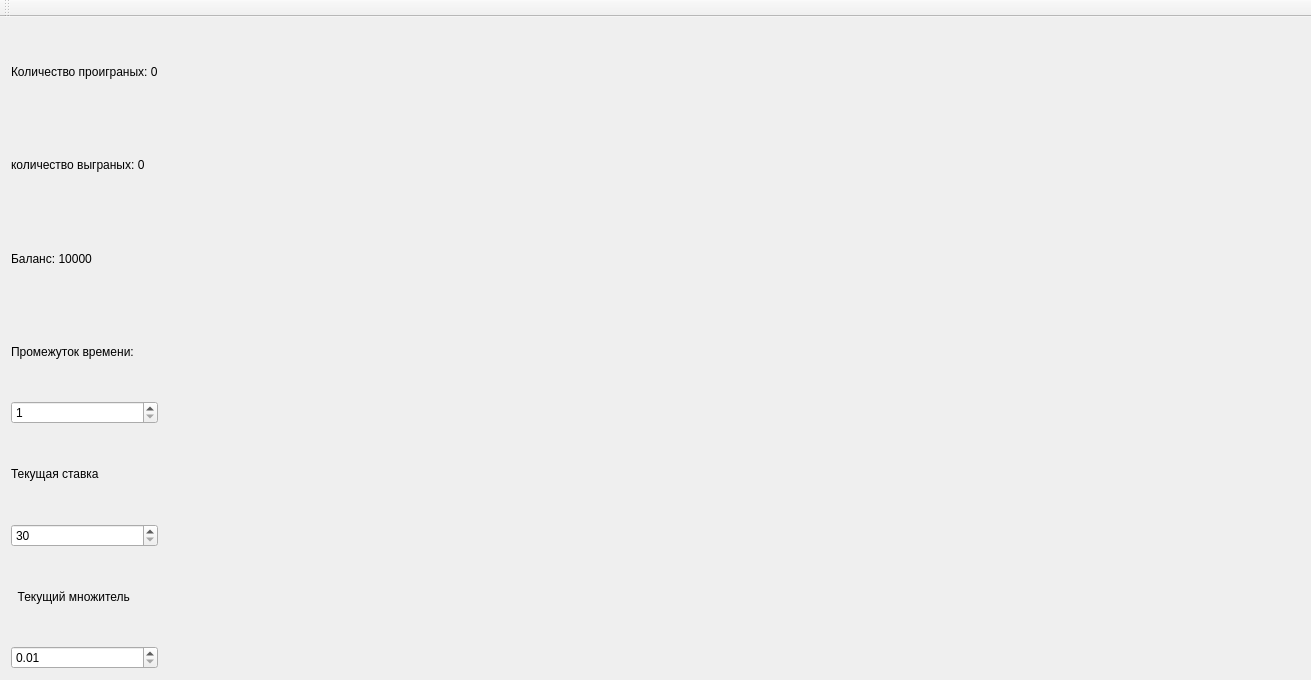
Qt form mainwindow.ui (Ffetta/traid) before a commit.
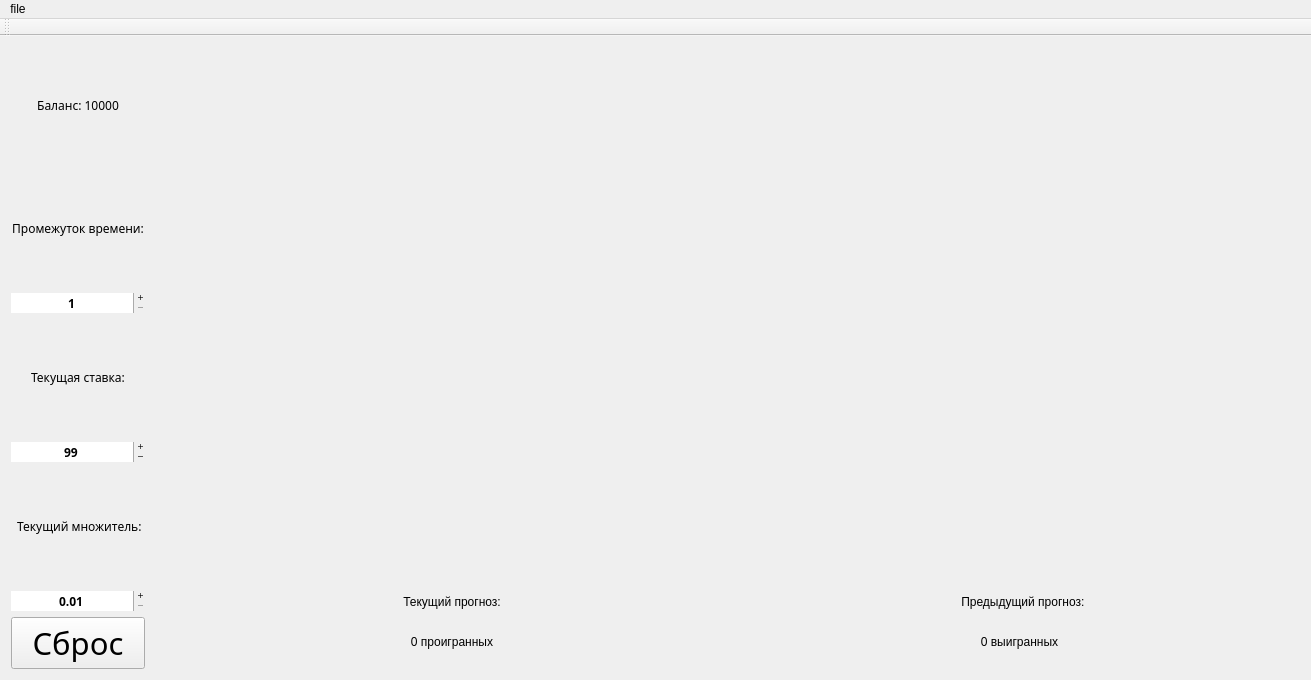
The same form after that commit.

What changed in the file:
```diff
--- a/mainwindow.ui
+++ b/mainwindow.ui
@@ -17,31 +17,25 @@
    <layout class="QGridLayout" name="gridLayout">
     <item row="1" column="1">
      <layout class="QGridLayout" name="gridLayout_2">
-      <item row="3" column="1" colspan="2">
-       <spacer name="horizontalSpacer">
-        <property name="orientation">
-         <enum>Qt::Horizontal</enum>
+      <item row="4" column="1">
+       <widget class="QLabel" name="label_4">
+        <property name="text">
+         <string>0 проигранных</string>
         </property>
-        <property name="sizeHint" stdset="0">
-         <size>
-          <width>40</width>
-          <height>20</height>
-         </size>
+        <property name="alignment">
+         <set>Qt::AlignCenter</set>
         </property>
-       </spacer>
+       </widget>
       </item>
-      <item row="1" column="2">
-       <spacer name="horizontalSpacer_3">
-        <property name="orientation">
-         <enum>Qt::Horizontal</enum>
+      <item row="3" column="2">
+       <widget class="QLabel" name="label">
+        <property name="text">
+         <string/>
         </property>
-        <property name="sizeHint" stdset="0">
-         <size>
-          <width>40</width>
-          <height>20</height>
-         </size>
+        <property name="alignment">
+         <set>Qt::AlignCenter</set>
         </property>
-       </spacer>
+       </widget>
       </item>
       <item row="1" column="1">
        <spacer name="horizontalSpacer_2">
@@ -56,6 +50,19 @@
         </property>
        </spacer>
       </item>
+      <item row="1" column="2">
+       <spacer name="horizontalSpacer_3">
+        <property name="orientation">
+         <enum>Qt::Horizontal</enum>
+        </property>
+        <property name="sizeHint" stdset="0">
+         <size>
+          <width>40</width>
+          <height>20</height>
+         </size>
+        </property>
+       </spacer>
+      </item>
       <item row="0" column="1" colspan="2">
        <widget class="QLabel" name="label_3">
         <property name="text">
@@ -63,71 +70,235 @@
         </property>
        </widget>
       </item>
+      <item row="3" column="1">
+       <widget class="QLabel" name="label_2">
+        <property name="text">
+         <string/>
+        </property>
+        <property name="alignment">
+         <set>Qt::AlignCenter</set>
+        </property>
+       </widget>
+      </item>
+      <item row="0" column="0">
+       <spacer name="verticalSpacer">
+        <property name="orientation">
+         <enum>Qt::Vertical</enum>
+        </property>
+        <property name="sizeHint" stdset="0">
+         <size>
+          <width>20</width>
+          <height>40</height>
+         </size>
+        </property>
+       </spacer>
+      </item>
+      <item row="5" column="1" colspan="2">
+       <spacer name="horizontalSpacer">
+        <property name="orientation">
+         <enum>Qt::Horizontal</enum>
+        </property>
+        <property name="sizeHint" stdset="0">
+         <size>
+          <width>40</width>
+          <height>20</height>
+         </size>
+        </property>
+       </spacer>
+      </item>
       <item row="2" column="2">
-       <widget class="QLabel" name="label">
+       <widget class="QLabel" name="label_11">
         <property name="text">
-         <string/>
+         <string>  Предыдущий прогноз:</string>
+        </property>
+        <property name="alignment">
+         <set>Qt::AlignCenter</set>
         </property>
        </widget>
       </item>
       <item row="2" column="1">
-       <widget class="QLabel" name="label_2">
-        <property name="text">
-         <string/>
+       <widget class="QLabel" name="label_10">
+        <property name="frameShadow">
+         <enum>QFrame::Plain</enum>
         </property>
-       </widget>
-      </item>
-     </layout>
-    </item>
-    <item row="1" column="0">
-     <layout class="QVBoxLayout" name="verticalLayout">
-      <item>
-       <widget class="QLabel" name="label_4">
         <property name="text">
-         <string>Количество проиграных: 0</string>
+         <string>Текущий прогноз:</string>
         </property>
+        <property name="scaledContents">
+         <bool>false</bool>
+        </property>
+        <property name="alignment">
+         <set>Qt::AlignCenter</set>
+        </property>
        </widget>
       </item>
-      <item>
+      <item row="4" column="2">
        <widget class="QLabel" name="label_5">
         <property name="text">
-         <string>количество выграных: 0</string>
+         <string>0 выигранных</string>
+        </property>
+        <property name="alignment">
+         <set>Qt::AlignCenter</set>
         </property>
        </widget>
       </item>
-      <item>
-       <widget class="QLabel" name="label_6">
+     </layout>
+    </item>
+    <item row="1" column="0">
+     <layout class="QGridLayout" name="gridLayout_4">
+      <item row="8" column="0">
+       <widget class="QPushButton" name="pushButton">
+        <property name="font">
+         <font>
+          <family>Yandex-UI-Icons-Private</family>
+          <pointsize>23</pointsize>
+         </font>
+        </property>
+        <property name="focusPolicy">
+         <enum>Qt::ClickFocus</enum>
+        </property>
+        <property name="inputMethodHints">
+         <set>Qt::ImhNone</set>
+        </property>
         <property name="text">
-         <string>Баланс: 10000</string>
+         <string>Сброс</string>
         </property>
+        <property name="checkable">
+         <bool>false</bool>
+        </property>
+        <property name="checked">
+         <bool>false</bool>
+        </property>
+        <property name="autoDefault">
+         <bool>true</bool>
+        </property>
+        <property name="flat">
+         <bool>false</bool>
+        </property>
        </widget>
       </item>
-      <item>
+      <item row="7" column="0">
+       <widget class="QDoubleSpinBox" name="doubleSpinBox">
+        <property name="enabled">
+         <bool>true</bool>
+        </property>
+        <property name="font">
+         <font>
+          <family>Yandex-UI-Icons-Private</family>
+          <weight>75</weight>
+          <bold>true</bold>
+         </font>
+        </property>
+        <property name="wrapping">
+         <bool>false</bool>
+        </property>
+        <property name="frame">
+         <bool>false</bool>
+        </property>
+        <property name="alignment">
+         <set>Qt::AlignCenter</set>
+        </property>
+        <property name="buttonSymbols">
+         <enum>QAbstractSpinBox::PlusMinus</enum>
+        </property>
+        <property name="keyboardTracking">
+         <bool>false</bool>
+        </property>
+        <property name="minimum">
+         <double>0.010000000000000</double>
+        </property>
+        <property name="maximum">
+         <double>0.990000000000000</double>
+        </property>
+        <property name="singleStep">
+         <double>0.010000000000000</double>
+        </property>
+       </widget>
+      </item>
+      <item row="1" column="0">
        <widget class="QLabel" name="label_9">
+        <property name="font">
+         <font>
+          <family>Yandex-UI-Icons-Private</family>
+         </font>
+        </property>
         <property name="text">
          <string>Промежуток времени:</string>
         </property>
-       </widget>
-      </item>
-      <item>
-       <widget class="QSpinBox" name="spinBox_2">
-        <property name="minimum">
-         <number>1</number>
+        <property name="alignment">
+         <set>Qt::AlignCenter</set>
         </property>
-        <property name="maximum">
-         <number>3600</number>
-        </property>
        </widget>
       </item>
-      <item>
+      <item row="3" column="0">
        <widget class="QLabel" name="label_8">
+        <property name="font">
+         <font>
+          <family>Yandex-UI-Icons-Private</family>
+         </font>
+        </property>
         <property name="text">
-         <string>Текущая ставка</string>
+         <string>Текущая ставка:</string>
         </property>
+        <property name="alignment">
+         <set>Qt::AlignCenter</set>
+        </property>
        </widget>
       </item>
-      <item>
+      <item row="0" column="0">
+       <widget class="QLabel" name="label_6">
+        <property name="font">
+         <font>
+          <family>Yandex-UI-Icons-Private</family>
+         </font>
+        </property>
+        <property name="text">
+         <string>Баланс: 10000</string>
+        </property>
+        <property name="alignment">
+         <set>Qt::AlignCenter</set>
+        </property>
+       </widget>
+      </item>
+      <item row="6" column="0">
+       <widget class="QLabel" name="label_7">
+        <property name="font">
+         <font>
+          <family>Yandex-UI-Icons-Private</family>
+         </font>
+        </property>
+        <property name="text">
+         <string>  Текущий множитель: </string>
+        </property>
+       </widget>
+      </item>
+      <item row="5" column="0">
        <widget class="QSpinBox" name="spinBox">
+        <property name="font">
+         <font>
+          <family>Yandex-UI-Icons-Private</family>
+          <weight>75</weight>
+          <bold>true</bold>
+         </font>
+        </property>
+        <property name="contextMenuPolicy">
+         <enum>Qt::DefaultContextMenu</enum>
+        </property>
+        <property name="wrapping">
+         <bool>true</bool>
+        </property>
+        <property name="frame">
+         <bool>false</bool>
+        </property>
+        <property name="alignment">
+         <set>Qt::AlignCenter</set>
+        </property>
+        <property name="buttonSymbols">
+         <enum>QAbstractSpinBox::PlusMinus</enum>
+        </property>
+        <property name="keyboardTracking">
+         <bool>true</bool>
+        </property>
         <property name="minimum">
          <number>30</number>
         </property>
@@ -136,26 +307,77 @@
         </property>
        </widget>
       </item>
-      <item>
-       <widget class="QLabel" name="label_7">
-        <property name="text">
-         <string>  Текущий множитель </string>
-        </property>
-       </widget>
-      </item>
-      <item>
-       <widget class="QDoubleSpinBox" name="doubleSpinBox">
+      <item row="2" column="0">
+       <widget class="QSpinBox" name="spinBox_2">
         <property name="enabled">
          <bool>true</bool>
         </property>
+        <property name="sizePolicy">
+         <sizepolicy hsizetype="Minimum" vsizetype="Fixed">
+          <horstretch>0</horstretch>
+          <verstretch>0</verstretch>
+         </sizepolicy>
+        </property>
+        <property name="maximumSize">
+         <size>
+          <width>642</width>
+          <height>16777215</height>
+         </size>
+        </property>
+        <property name="sizeIncrement">
+         <size>
+          <width>0</width>
+          <height>0</height>
+         </size>
+        </property>
+        <property name="font">
+         <font>
+          <family>Yandex-UI-Icons-Private</family>
+          <weight>75</weight>
+          <italic>false</italic>
+          <bold>true</bold>
+          <stylestrategy>PreferAntialias</stylestrategy>
+          <kerning>true</kerning>
+         </font>
+        </property>
+        <property name="cursor">
+         <cursorShape>IBeamCursor</cursorShape>
+        </property>
+        <property name="mouseTracking">
+         <bool>false</bool>
+        </property>
+        <property name="tabletTracking">
+         <bool>false</bool>
+        </property>
+        <property name="contextMenuPolicy">
+         <enum>Qt::DefaultContextMenu</enum>
+        </property>
+        <property name="acceptDrops">
+         <bool>false</bool>
+        </property>
+        <property name="autoFillBackground">
+         <bool>false</bool>
+        </property>
+        <property name="inputMethodHints">
+         <set>Qt::ImhDigitsOnly</set>
+        </property>
+        <property name="wrapping">
+         <bool>false</bool>
+        </property>
+        <property name="frame">
+         <bool>false</bool>
+        </property>
+        <property name="alignment">
+         <set>Qt::AlignCenter</set>
+        </property>
+        <property name="buttonSymbols">
+         <enum>QAbstractSpinBox::PlusMinus</enum>
+        </property>
         <property name="minimum">
-         <double>0.010000000000000</double>
+         <number>1</number>
         </property>
         <property name="maximum">
-         <double>0.990000000000000</double>
-        </property>
-        <property name="singleStep">
-         <double>0.010000000000000</double>
+         <number>3600</number>
         </property>
        </widget>
       </item>
@@ -172,6 +394,15 @@
      <height>21</height>
     </rect>
    </property>
+   <widget class="QMenu" name="menutge">
+    <property name="title">
+     <string>file</string>
+    </property>
+    <addaction name="separator"/>
+    <addaction name="separator"/>
+    <addaction name="action_3"/>
+   </widget>
+   <addaction name="menutge"/>
   </widget>
   <widget class="QToolBar" name="mainToolBar">
    <attribute name="toolBarArea">
@@ -181,6 +412,14 @@
     <bool>false</bool>
    </attribute>
   </widget>
+  <action name="action_3">
+   <property name="checkable">
+    <bool>true</bool>
+   </property>
+   <property name="text">
+    <string>Справка</string>
+   </property>
+  </action>
  </widget>
  <layoutdefault spacing="6" margin="11"/>
  <resources/>
```
